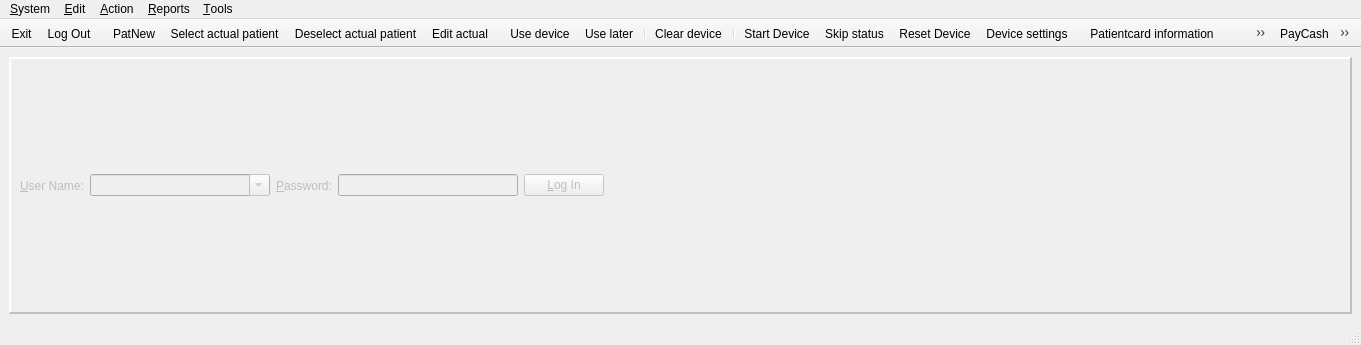
This is client/wndmain.ui in tbikfalvi/Belenus as Qt 5 draws it before an edit. The edited form follows.
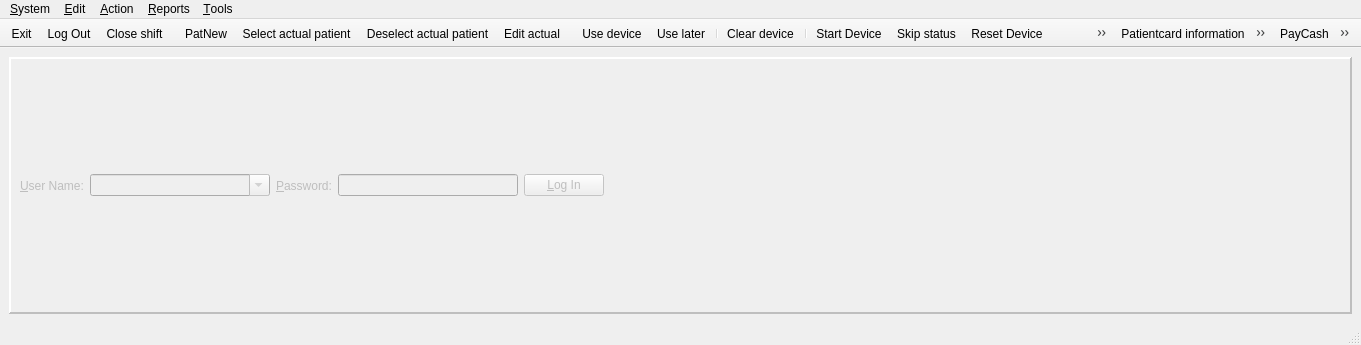
This is the edited form. Icons and pictures are not drawn.

```diff
--- a/client/wndmain.ui
+++ b/client/wndmain.ui
@@ -292,6 +292,7 @@
    </attribute>
    <addaction name="action_Exit"/>
    <addaction name="action_LogOut"/>
+   <addaction name="action_CloseShift"/>
   </widget>
   <widget class="QToolBar" name="toolBarPatient">
    <property name="windowTitle">
@@ -844,6 +845,14 @@
     <string>Replace lost patientcard with a new card and inactivate the lost card</string>
    </property>
   </action>
+  <action name="action_CloseShift">
+   <property name="text">
+    <string>Close shift</string>
+   </property>
+   <property name="toolTip">
+    <string>Logout from application with closing cassa and current shift</string>
+   </property>
+  </action>
  </widget>
  <tabstops>
   <tabstop>cmbName</tabstop>
```
Left out of the diff: 3 changed lines with no effect on the pictures.
